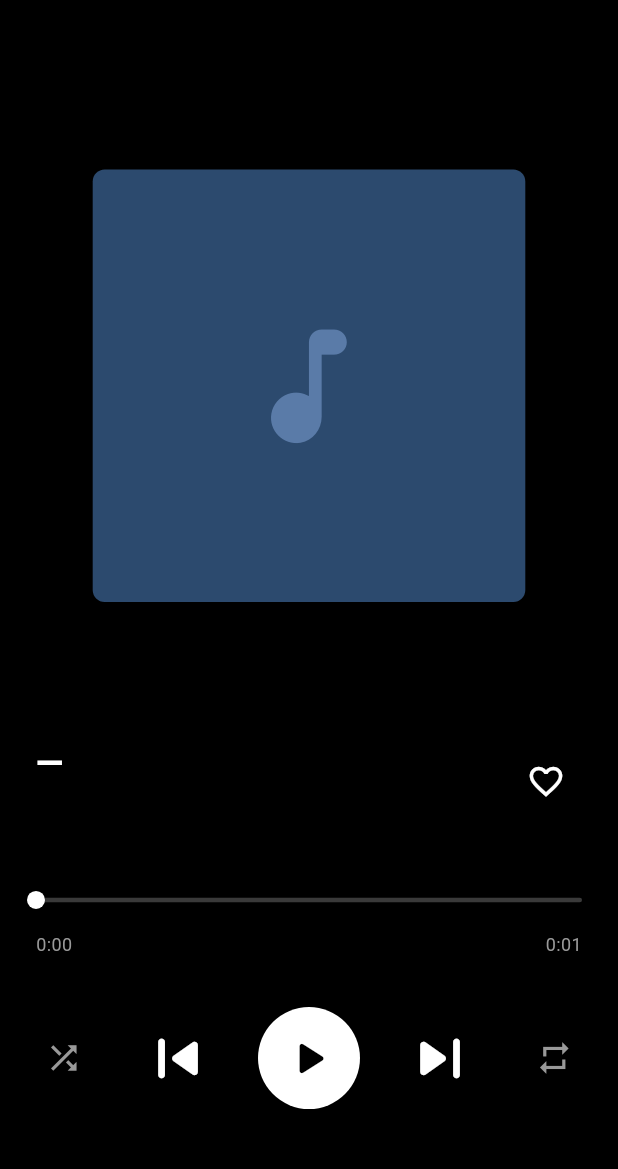
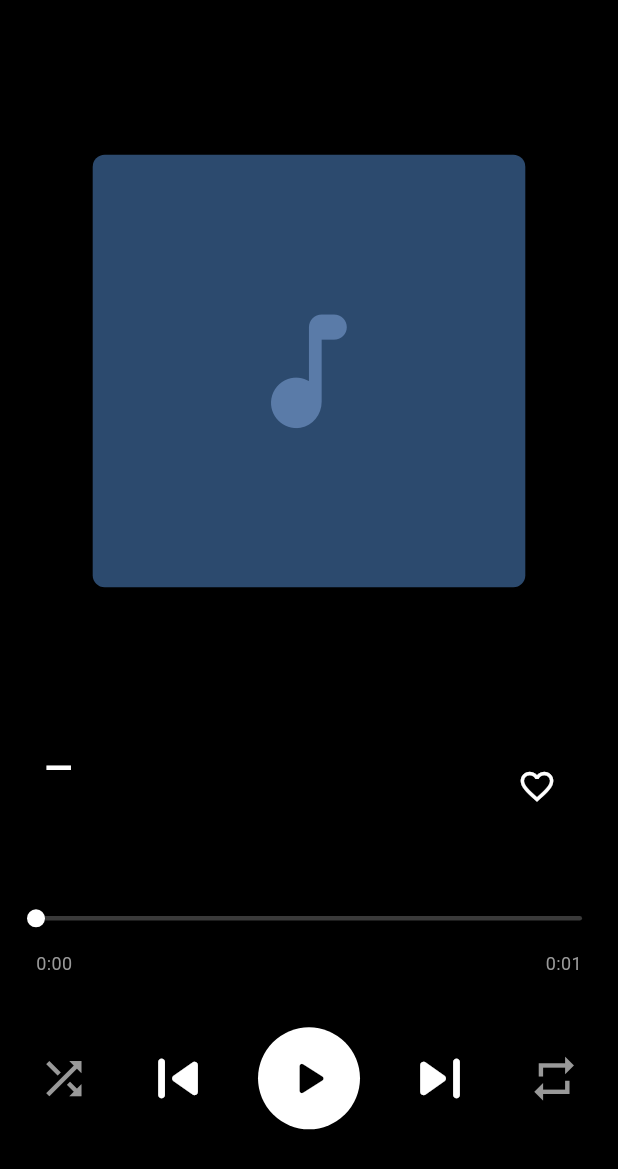
Before and after one commit to UsedTempy/automotive_dashboard, a Flutter app: the MusicPlayerLayout screen opened directly, on a phone screen of 412 x 824 dp. Shown: the top 1169 px of the screen. Run offline on Flutter 3.47's test engine with Material 3 defaults, Android fonts, the phone set to English and light mode, and no system bars; our stand-ins replace flutter_dotenv, flutter_map, font_awesome_flutter, geolocator, latlong2, material_design_icons_flutter and 2 more; accounts and stored records are empty; network calls fail.

Commit message:
Music player fixed
Fixed overflow error and fixed some spacing inconsistencies
increased playback control buttons (shuffle and repeat)

```diff
--- a/lib/layouts/music_layouts/player_layout.dart
+++ b/lib/layouts/music_layouts/player_layout.dart
@@ -15,15 +15,21 @@ class PlayerLayout extends StatefulWidget {
 class _PlayerLayoutState extends State<PlayerLayout> {
   @override
   Widget build(BuildContext context) {
-    return Column(
+    return Center(
+      child: ConstrainedBox(
+        constraints: const BoxConstraints(maxWidth: 600),
+        child: Column(
           mainAxisAlignment: MainAxisAlignment.center,
           children: [
             const Spacer(flex: 1),
             // Album Art
             AlbumArtWidget(),
             const Spacer(flex: 2),
-        // Song Info
-        SongInfoWidget(),
+
+            SizedBox(
+              width: double.infinity,
+              child: SongInfoWidget(),
+            ),
             const Spacer(flex: 1),
             // Progress Bar
             SongProgressBarWidget(),
@@ -32,6 +38,8 @@ class _PlayerLayoutState extends State<PlayerLayout> {
             PlaybackControlsWidget(),
             const Spacer(flex: 1),
           ],
+        ),
+      ),
     );
   }
 }
--- a/lib/layouts/music_player_layout.dart
+++ b/lib/layouts/music_player_layout.dart
@@ -26,8 +26,6 @@ class _MusicPlayerLayoutState extends State<MusicPlayerLayout> {
       final prefs = await SharedPreferences.getInstance();
       final accessToken = prefs.getString('SPOTIFY_ACCESS_TOKEN');
       final refreshToken = prefs.getString('SPOTIFY_REFRESH_TOKEN');
-      print(accessToken);
-      print(refreshToken);
 
       setState(() {
         _hasTokens = accessToken != null &&
--- a/lib/widgets/music/album_art_widget.dart
+++ b/lib/widgets/music/album_art_widget.dart
@@ -15,7 +15,7 @@ class _AlbumArtWidgetState extends State<AlbumArtWidget> {
   void initState() {
     super.initState();
 
-    // 1️⃣ Fetch current song immediately
+    //Fetch current song immediately
     SpotifyService.getCurrentlyPlaying().then((song) {
       if (!mounted) return;
       setState(() {
@@ -23,7 +23,7 @@ class _AlbumArtWidgetState extends State<AlbumArtWidget> {
       });
     });
 
-    // 2️⃣ Start listening for updates
+    //Start listening for updates
     SpotifyService.startSongListener();
     SpotifyService.songStream.listen((song) {
       if (!mounted) return;
--- a/lib/widgets/music/playback_controls_widget.dart
+++ b/lib/widgets/music/playback_controls_widget.dart
@@ -81,7 +81,7 @@ class _PlaybackControlsWidgetState extends State<PlaybackControlsWidget> {
                   icon: Icon(
                     Icons.shuffle,
                     color: _shuffle ? Colors.green : Color(0xFF999999),
-                    size: 30,
+                    size: 80,
                   ),
                 ),
               ),
@@ -170,7 +170,7 @@ class _PlaybackControlsWidgetState extends State<PlaybackControlsWidget> {
                     Icons.repeat,
                     color:
                         _repeatMode == 'off' ? Color(0xFF999999) : Colors.green,
-                    size: 30,
+                    size: 80,
                   ),
                 ),
               ),
--- a/lib/widgets/music/song_info_widget.dart
+++ b/lib/widgets/music/song_info_widget.dart
@@ -18,7 +18,6 @@ class _SongInfoWidgetState extends State<SongInfoWidget> {
   void initState() {
     super.initState();
 
-    // 1️⃣ Get current song immediately
     SpotifyService.getCurrentlyPlaying().then((song) async {
       if (!mounted || song == null) return;
 
@@ -33,7 +32,6 @@ class _SongInfoWidgetState extends State<SongInfoWidget> {
       });
     });
 
-    // 2️⃣ Subscribe to song changes
     SpotifyService.startSongListener();
     SpotifyService.songStream.listen((song) async {
       if (!mounted || song == null) return;
@@ -70,12 +68,9 @@ class _SongInfoWidgetState extends State<SongInfoWidget> {
 
   @override
   Widget build(BuildContext context) {
-    return Flexible(
-      flex: 3,
-      child: Padding(
-        padding: const EdgeInsets.symmetric(horizontal: 24),
+    return Padding(
+      padding: const EdgeInsets.symmetric(horizontal: 30, vertical: 8),
       child: Row(
-          mainAxisAlignment: MainAxisAlignment.spaceBetween,
         children: [
           Expanded(
             child: Column(
@@ -121,7 +116,6 @@ class _SongInfoWidgetState extends State<SongInfoWidget> {
           ),
         ],
       ),
-      ),
     );
   }
 }
--- a/lib/widgets/navigation/flutter_map_widget.dart
+++ b/lib/widgets/navigation/flutter_map_widget.dart
@@ -73,7 +73,7 @@ class _FlutterMapWidgetState extends State<FlutterMapWidget> {
   @override
   void initState() {
     super.initState();
-    _getCurrentLocation();
+    //_getCurrentLocation();
   }
 
   @override
```
Also changed, not shown: lib/layouts/music_layouts/login_layout.dart (+6 -8 lines), lib/main.dart (+12 -2 lines). Lines whose indentation alone changed are shown as unchanged.
